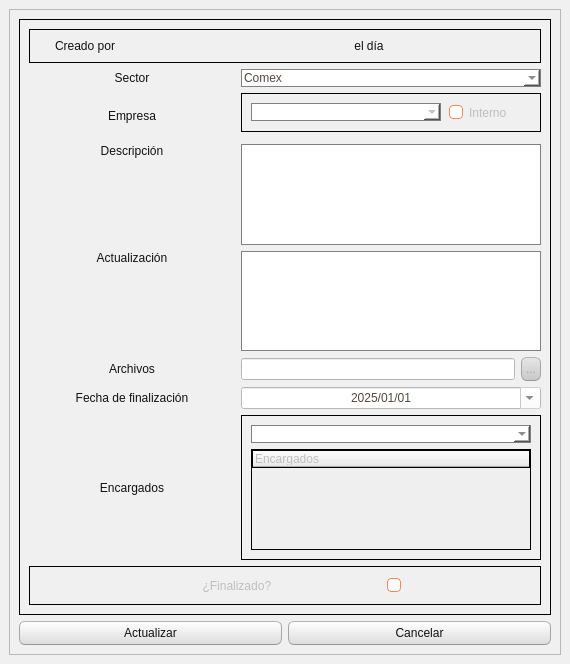
First picture: the form in gui/gui_editar_evento.ui, repository TomasDRS/software_syg, before the edit.
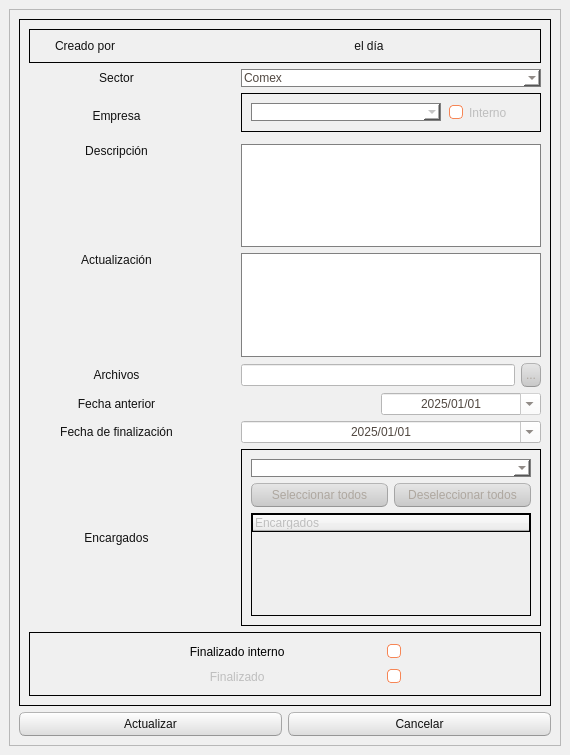
Second picture: the form after the edit. Icons and pictures are not drawn.

What changed in the file:
```diff
--- a/gui/gui_editar_evento.ui
+++ b/gui/gui_editar_evento.ui
@@ -7,7 +7,7 @@
     <x>0</x>
     <y>0</y>
     <width>570</width>
-    <height>664</height>
+    <height>755</height>
    </rect>
   </property>
   <property name="sizePolicy">
@@ -589,6 +589,34 @@
        <enum>QFrame::Raised</enum>
       </property>
       <layout class="QGridLayout" name="gridLayout_3">
+       <item row="3" column="0">
+        <widget class="QPushButton" name="button_edit">
+         <property name="minimumSize">
+          <size>
+           <width>263</width>
+           <height>0</height>
+          </size>
+         </property>
+         <property name="styleSheet">
+          <string notr="true">
+	font: 12pt &quot;MS Shell Dlg 2&quot;;</string>
+         </property>
+         <property name="text">
+          <string>Actualizar</string>
+         </property>
+        </widget>
+       </item>
+       <item row="3" column="1" colspan="2">
+        <widget class="QPushButton" name="button_cancelar">
+         <property name="styleSheet">
+          <string notr="true">
+	font: 12pt &quot;MS Shell Dlg 2&quot;;</string>
+         </property>
+         <property name="text">
+          <string>Cancelar</string>
+         </property>
+        </widget>
+       </item>
        <item row="0" column="0" colspan="3">
         <widget class="QFrame" name="frame">
          <property name="styleSheet">
@@ -605,20 +633,6 @@
           <enum>QFrame::Raised</enum>
          </property>
          <layout class="QGridLayout" name="gridLayout_2">
-          <item row="6" column="0" colspan="2">
-           <widget class="QLabel" name="label_8">
-            <property name="styleSheet">
-             <string notr="true">font: 12pt &quot;MS Shell Dlg 2&quot;;
-border-width:0px;</string>
-            </property>
-            <property name="text">
-             <string>Archivos</string>
-            </property>
-            <property name="alignment">
-             <set>Qt::AlignCenter</set>
-            </property>
-           </widget>
-          </item>
           <item row="0" column="0" colspan="5">
            <widget class="QFrame" name="frame_5">
             <property name="frameShape">
@@ -705,7 +719,7 @@
             </layout>
            </widget>
           </item>
-          <item row="2" column="2" colspan="3">
+          <item row="3" column="2" colspan="3">
            <widget class="QFrame" name="frame_3">
             <property name="frameShape">
              <enum>QFrame::StyledPanel</enum>
@@ -788,7 +802,264 @@
             </layout>
            </widget>
           </item>
-          <item row="10" column="2" colspan="3">
+          <item row="14" column="0" colspan="5">
+           <widget class="QFrame" name="frame_6">
+            <property name="frameShape">
+             <enum>QFrame::StyledPanel</enum>
+            </property>
+            <property name="frameShadow">
+             <enum>QFrame::Raised</enum>
+            </property>
+            <layout class="QGridLayout" name="gridLayout_7">
+             <item row="1" column="0">
+              <widget class="QCheckBox" name="check_finalizado">
+               <property name="enabled">
+                <bool>false</bool>
+               </property>
+               <property name="focusPolicy">
+                <enum>Qt::StrongFocus</enum>
+               </property>
+               <property name="contextMenuPolicy">
+                <enum>Qt::DefaultContextMenu</enum>
+               </property>
+               <property name="layoutDirection">
+                <enum>Qt::RightToLeft</enum>
+               </property>
+               <property name="styleSheet">
+                <string notr="true">font: italic 14pt &quot;MS Shell Dlg 2&quot;;
+border-width:0px;
+padding-right: 130px;</string>
+               </property>
+               <property name="text">
+                <string>Finalizado                                   </string>
+               </property>
+               <property name="tristate">
+                <bool>false</bool>
+               </property>
+              </widget>
+             </item>
+             <item row="0" column="0">
+              <widget class="QCheckBox" name="check_finalizado_interno">
+               <property name="layoutDirection">
+                <enum>Qt::RightToLeft</enum>
+               </property>
+               <property name="styleSheet">
+                <string notr="true">font: italic 14pt &quot;MS Shell Dlg 2&quot;;
+border-width:0px;
+padding-right: 130px;</string>
+               </property>
+               <property name="text">
+                <string>Finalizado interno                             </string>
+               </property>
+              </widget>
+             </item>
+            </layout>
+           </widget>
+          </item>
+          <item row="5" column="2" colspan="3">
+           <widget class="QTextEdit" name="line_descripcion">
+            <property name="enabled">
+             <bool>true</bool>
+            </property>
+            <property name="minimumSize">
+             <size>
+              <width>0</width>
+              <height>0</height>
+             </size>
+            </property>
+            <property name="styleSheet">
+             <string notr="true">QTextEdit{
+	border-style:solid;
+	border-width:1px;
+	border-color:grey;
+	font: 10pt &quot;MS Shell Dlg 2&quot;;
+}
+
+QTextEdit:hover {
+	border-style:solid;
+	border-width:1px;
+	border-color:black;
+}
+</string>
+            </property>
+            <property name="frameShape">
+             <enum>QFrame::NoFrame</enum>
+            </property>
+            <property name="frameShadow">
+             <enum>QFrame::Plain</enum>
+            </property>
+            <property name="readOnly">
+             <bool>true</bool>
+            </property>
+            <property name="html">
+             <string>&lt;!DOCTYPE HTML PUBLIC &quot;-//W3C//DTD HTML 4.0//EN&quot; &quot;http://www.w3.org/TR/REC-html40/strict.dtd&quot;&gt;
+&lt;html&gt;&lt;head&gt;&lt;meta name=&quot;qrichtext&quot; content=&quot;1&quot; /&gt;&lt;style type=&quot;text/css&quot;&gt;
+p, li { white-space: pre-wrap; }
+&lt;/style&gt;&lt;/head&gt;&lt;body style=&quot; font-family:'MS Shell Dlg 2'; font-size:10pt; font-weight:400; font-style:normal;&quot;&gt;
+&lt;p style=&quot;-qt-paragraph-type:empty; margin-top:0px; margin-bottom:0px; margin-left:0px; margin-right:0px; -qt-block-indent:0; text-indent:0px;&quot;&gt;&lt;br /&gt;&lt;/p&gt;&lt;/body&gt;&lt;/html&gt;</string>
+            </property>
+           </widget>
+          </item>
+          <item row="7" column="4">
+           <widget class="QPushButton" name="pushButton">
+            <property name="enabled">
+             <bool>false</bool>
+            </property>
+            <property name="sizePolicy">
+             <sizepolicy hsizetype="Maximum" vsizetype="Fixed">
+              <horstretch>0</horstretch>
+              <verstretch>0</verstretch>
+             </sizepolicy>
+            </property>
+            <property name="styleSheet">
+             <string notr="true">
+	font: 12pt &quot;MS Shell Dlg 2&quot;;</string>
+            </property>
+            <property name="text">
+             <string>...</string>
+            </property>
+           </widget>
+          </item>
+          <item row="7" column="2" colspan="2">
+           <widget class="QLineEdit" name="line_archivos">
+            <property name="enabled">
+             <bool>false</bool>
+            </property>
+            <property name="minimumSize">
+             <size>
+              <width>265</width>
+              <height>0</height>
+             </size>
+            </property>
+            <property name="styleSheet">
+             <string notr="true">font: 12pt &quot;MS Shell Dlg 2&quot;;
+border-width:0px;</string>
+            </property>
+           </widget>
+          </item>
+          <item row="1" column="0" colspan="2">
+           <widget class="QLabel" name="label_6">
+            <property name="maximumSize">
+             <size>
+              <width>175</width>
+              <height>16777215</height>
+             </size>
+            </property>
+            <property name="styleSheet">
+             <string notr="true">font: 12pt &quot;MS Shell Dlg 2&quot;;
+border-width:0px;</string>
+            </property>
+            <property name="text">
+             <string>Sector</string>
+            </property>
+            <property name="alignment">
+             <set>Qt::AlignCenter</set>
+            </property>
+           </widget>
+          </item>
+          <item row="9" column="2" colspan="3">
+           <widget class="QDateEdit" name="date_fecha">
+            <property name="enabled">
+             <bool>true</bool>
+            </property>
+            <property name="sizePolicy">
+             <sizepolicy hsizetype="Minimum" vsizetype="Fixed">
+              <horstretch>0</horstretch>
+              <verstretch>0</verstretch>
+             </sizepolicy>
+            </property>
+            <property name="styleSheet">
+             <string notr="true">
+	font: 12pt &quot;MS Shell Dlg 2&quot;;</string>
+            </property>
+            <property name="alignment">
+             <set>Qt::AlignCenter</set>
+            </property>
+            <property name="dateTime">
+             <datetime>
+              <hour>0</hour>
+              <minute>0</minute>
+              <second>0</second>
+              <year>2025</year>
+              <month>1</month>
+              <day>1</day>
+             </datetime>
+            </property>
+            <property name="displayFormat">
+             <string>yyyy/MM/dd</string>
+            </property>
+            <property name="calendarPopup">
+             <bool>true</bool>
+            </property>
+           </widget>
+          </item>
+          <item row="6" column="2" colspan="3">
+           <widget class="QTextEdit" name="line_actualizacion">
+            <property name="styleSheet">
+             <string notr="true">QTextEdit{
+	border-style:solid;
+	border-width:1px;
+	border-color:grey;
+	font: 10pt &quot;MS Shell Dlg 2&quot;;
+}
+
+QTextEdit:hover {
+	border-style:solid;
+	border-width:1px;
+	border-color:black;
+}
+</string>
+            </property>
+           </widget>
+          </item>
+          <item row="8" column="3" colspan="2">
+           <widget class="QDateEdit" name="date_fecha_anterior">
+            <property name="enabled">
+             <bool>false</bool>
+            </property>
+            <property name="styleSheet">
+             <string notr="true">
+	font: 12pt &quot;MS Shell Dlg 2&quot;;</string>
+            </property>
+            <property name="alignment">
+             <set>Qt::AlignCenter</set>
+            </property>
+            <property name="readOnly">
+             <bool>false</bool>
+            </property>
+            <property name="dateTime">
+             <datetime>
+              <hour>0</hour>
+              <minute>0</minute>
+              <second>0</second>
+              <year>2025</year>
+              <month>1</month>
+              <day>1</day>
+             </datetime>
+            </property>
+            <property name="displayFormat">
+             <string>yyyy/MM/dd</string>
+            </property>
+            <property name="calendarPopup">
+             <bool>true</bool>
+            </property>
+           </widget>
+          </item>
+          <item row="8" column="2">
+           <widget class="QLabel" name="label_nombre_fecha">
+            <property name="styleSheet">
+             <string notr="true">font: 12pt &quot;MS Shell Dlg 2&quot;;
+border-width:0px;</string>
+            </property>
+            <property name="text">
+             <string/>
+            </property>
+            <property name="alignment">
+             <set>Qt::AlignCenter</set>
+            </property>
+           </widget>
+          </item>
+          <item row="12" column="2" colspan="3">
            <widget class="QFrame" name="frame_4">
             <property name="frameShape">
              <enum>QFrame::StyledPanel</enum>
@@ -798,6 +1069,85 @@
             </property>
             <layout class="QGridLayout" name="gridLayout_4">
              <item row="1" column="1">
+              <widget class="QPushButton" name="button_check">
+               <property name="enabled">
+                <bool>false</bool>
+               </property>
+               <property name="text">
+                <string>Seleccionar todos</string>
+               </property>
+              </widget>
+             </item>
+             <item row="1" column="2">
+              <widget class="QPushButton" name="button_uncheck">
+               <property name="enabled">
+                <bool>false</bool>
+               </property>
+               <property name="text">
+                <string>Deseleccionar todos</string>
+               </property>
+              </widget>
+             </item>
+             <item row="0" column="1" colspan="2">
+              <widget class="QComboBox" name="combo_encargado_sector">
+               <property name="enabled">
+                <bool>false</bool>
+               </property>
+               <property name="styleSheet">
+                <string notr="true">
+QComboBox{
+	border-style:solid;
+	border-width:1px;
+	border-color:grey;
+	font: 13pt &quot;MS Shell Dlg 2&quot;;
+}
+
+QComboBox:hover {
+	border-style:solid;
+	border-width:1px;
+	border-color:black;
+}
+</string>
+               </property>
+               <property name="currentIndex">
+                <number>-1</number>
+               </property>
+               <property name="iconSize">
+                <size>
+                 <width>16</width>
+                 <height>16</height>
+                </size>
+               </property>
+               <item>
+                <property name="text">
+                 <string>Comex</string>
+                </property>
+                <property name="icon">
+                 <iconset>
+                  <normaloff>../etc/logo_comex.png</normaloff>../etc/logo_comex.png</iconset>
+                </property>
+               </item>
+               <item>
+                <property name="text">
+                 <string>MGM</string>
+                </property>
+                <property name="icon">
+                 <iconset>
+                  <normaloff>../etc/logo_mgm.png</normaloff>../etc/logo_mgm.png</iconset>
+                </property>
+               </item>
+               <item>
+                <property name="text">
+                 <string>Administración</string>
+                </property>
+                <property name="icon">
+                 <iconset>
+                  <normaloff>../etc/logo_admin.png</normaloff>../etc/logo_admin.png</iconset>
+                </property>
+               </item>
+              </widget>
+             </item>
+             <item row="2" column="1" colspan="2">
               <widget class="QTreeWidget" name="treeWidget">
                <property name="enabled">
                 <bool>false</bool>
@@ -827,84 +1177,17 @@
                </column>
               </widget>
              </item>
-             <item row="0" column="1">
-              <widget class="QComboBox" name="combo_encargado_sector">
-               <property name="enabled">
-                <bool>false</bool>
-               </property>
-               <property name="styleSheet">
-                <string notr="true">
-QComboBox{
-	border-style:solid;
-	border-width:1px;
-	border-color:grey;
-	font: 13pt &quot;MS Shell Dlg 2&quot;;
-}
-
-QComboBox:hover {
-	border-style:solid;
-	border-width:1px;
-	border-color:black;
-}
-</string>
-               </property>
-               <property name="currentIndex">
-                <number>-1</number>
-               </property>
-               <property name="iconSize">
-                <size>
-                 <width>16</width>
-                 <height>16</height>
-                </size>
-               </property>
-               <item>
-                <property name="text">
-                 <string>Comex</string>
-                </property>
-                <property name="icon">
-                 <iconset>
-                  <normaloff>../etc/logo_comex.png</normaloff>../etc/logo_comex.png</iconset>
-                </property>
-               </item>
-               <item>
-                <property name="text">
-                 <string>MGM</string>
-                </property>
-                <property name="icon">
-                 <iconset>
-                  <normaloff>../etc/logo_mgm.png</normaloff>../etc/logo_mgm.png</iconset>
-                </property>
-               </item>
-               <item>
-                <property name="text">
-                 <string>Administración</string>
-                </property>
-                <property name="icon">
-                 <iconset>
-                  <normaloff>../etc/logo_admin.png</normaloff>../etc/logo_admin.png</iconset>
-                </property>
-               </item>
-              </widget>
-             </item>
             </layout>
            </widget>
           </item>
-          <item row="4" column="0" colspan="2">
-           <widget class="QLabel" name="label_4">
-            <property name="styleSheet">
-             <string notr="true">font: 12pt &quot;MS Shell Dlg 2&quot;;
-border-width:0px;</string>
-            </property>
-            <property name="text">
-             <string>Descripción</string>
-            </property>
-            <property name="alignment">
-             <set>Qt::AlignHCenter|Qt::AlignTop</set>
-            </property>
-           </widget>
-          </item>
-          <item row="2" column="0" rowspan="2" colspan="2">
+          <item row="3" column="0" rowspan="2" colspan="2">
            <widget class="QLabel" name="label_3">
+            <property name="maximumSize">
+             <size>
+              <width>175</width>
+              <height>16777215</height>
+             </size>
+            </property>
             <property name="styleSheet">
              <string notr="true">
 	font: 12pt &quot;MS Shell Dlg 2&quot;;font: 12pt &quot;MS Shell Dlg 2&quot;;
@@ -918,89 +1201,97 @@
             </property>
            </widget>
           </item>
-          <item row="4" column="2" colspan="3">
-           <widget class="QTextEdit" name="line_descripcion">
-            <property name="enabled">
-             <bool>true</bool>
-            </property>
-            <property name="minimumSize">
+          <item row="5" column="0" colspan="2">
+           <widget class="QLabel" name="label_4">
+            <property name="maximumSize">
              <size>
-              <width>0</width>
-              <height>0</height>
+              <width>175</width>
+              <height>16777215</height>
              </size>
             </property>
             <property name="styleSheet">
-             <string notr="true">QTextEdit{
-	border-style:solid;
-	border-width:1px;
-	border-color:grey;
-	font: 10pt &quot;MS Shell Dlg 2&quot;;
-}
-
-QTextEdit:hover {
-	border-style:solid;
-	border-width:1px;
-	border-color:black;
-}
-</string>
+             <string notr="true">font: 12pt &quot;MS Shell Dlg 2&quot;;
+border-width:0px;</string>
             </property>
-            <property name="frameShape">
-             <enum>QFrame::NoFrame</enum>
+            <property name="text">
+             <string>Descripción</string>
             </property>
-            <property name="frameShadow">
-             <enum>QFrame::Plain</enum>
+            <property name="alignment">
+             <set>Qt::AlignHCenter|Qt::AlignTop</set>
             </property>
-            <property name="readOnly">
-             <bool>true</bool>
-            </property>
-            <property name="html">
-             <string>&lt;!DOCTYPE HTML PUBLIC &quot;-//W3C//DTD HTML 4.0//EN&quot; &quot;http://www.w3.org/TR/REC-html40/strict.dtd&quot;&gt;
-&lt;html&gt;&lt;head&gt;&lt;meta name=&quot;qrichtext&quot; content=&quot;1&quot; /&gt;&lt;style type=&quot;text/css&quot;&gt;
-p, li { white-space: pre-wrap; }
-&lt;/style&gt;&lt;/head&gt;&lt;body style=&quot; font-family:'MS Shell Dlg 2'; font-size:10pt; font-weight:400; font-style:normal;&quot;&gt;
-&lt;p style=&quot;-qt-paragraph-type:empty; margin-top:0px; margin-bottom:0px; margin-left:0px; margin-right:0px; -qt-block-indent:0; text-indent:0px;&quot;&gt;&lt;br /&gt;&lt;/p&gt;&lt;/body&gt;&lt;/html&gt;</string>
-            </property>
            </widget>
           </item>
-          <item row="6" column="4">
-           <widget class="QPushButton" name="pushButton">
-            <property name="enabled">
-             <bool>false</bool>
-            </property>
-            <property name="sizePolicy">
-             <sizepolicy hsizetype="Maximum" vsizetype="Fixed">
-              <horstretch>0</horstretch>
-              <verstretch>0</verstretch>
-             </sizepolicy>
-            </property>
-            <property name="styleSheet">
-             <string notr="true">
-	font: 12pt &quot;MS Shell Dlg 2&quot;;</string>
-            </property>
-            <property name="text">
-             <string>...</string>
-            </property>
-           </widget>
-          </item>
-          <item row="6" column="2" colspan="2">
-           <widget class="QLineEdit" name="line_archivos">
-            <property name="enabled">
-             <bool>false</bool>
-            </property>
-            <property name="minimumSize">
+          <item row="6" column="0" colspan="2">
+           <widget class="QLabel" name="label_2">
+            <property name="maximumSize">
              <size>
-              <width>265</width>
-              <height>0</height>
+              <width>175</width>
+              <height>16777215</height>
              </size>
             </property>
             <property name="styleSheet">
              <string notr="true">font: 12pt &quot;MS Shell Dlg 2&quot;;
 border-width:0px;</string>
             </property>
+            <property name="text">
+             <string>Actualización</string>
+            </property>
+            <property name="alignment">
+             <set>Qt::AlignHCenter|Qt::AlignTop</set>
+            </property>
            </widget>
           </item>
           <item row="7" column="0" colspan="2">
+           <widget class="QLabel" name="label_8">
+            <property name="maximumSize">
+             <size>
+              <width>175</width>
+              <height>16777215</height>
+             </size>
+            </property>
+            <property name="styleSheet">
+             <string notr="true">font: 12pt &quot;MS Shell Dlg 2&quot;;
+border-width:0px;</string>
+            </property>
+            <property name="text">
+             <string>Archivos</string>
+            </property>
+            <property name="alignment">
+             <set>Qt::AlignCenter</set>
+            </property>
+           </widget>
+          </item>
+          <item row="8" column="0" colspan="2">
+           <widget class="QLabel" name="label_9">
+            <property name="maximumSize">
+             <size>
+              <width>175</width>
+              <height>16777215</height>
+             </size>
+            </property>
+            <property name="layoutDirection">
+             <enum>Qt::LeftToRight</enum>
+            </property>
+            <property name="styleSheet">
+             <string notr="true">font: 12pt &quot;MS Shell Dlg 2&quot;;
+border-width:0px;</string>
+            </property>
+            <property name="text">
+             <string>Fecha anterior</string>
+            </property>
+            <property name="alignment">
+             <set>Qt::AlignCenter</set>
+            </property>
+           </widget>
+          </item>
+          <item row="9" column="0" colspan="2">
            <widget class="QLabel" name="label">
+            <property name="maximumSize">
+             <size>
+              <width>175</width>
+              <height>16777215</height>
+             </size>
+            </property>
             <property name="styleSheet">
              <string notr="true">font: 12pt &quot;MS Shell Dlg 2&quot;;
 border-width:0px;</string>
@@ -1013,56 +1304,26 @@
             </property>
            </widget>
           </item>
-          <item row="1" column="0" colspan="2">
-           <widget class="QLabel" name="label_6">
+          <item row="12" column="0" colspan="2">
+           <widget class="QLabel" name="label_7">
+            <property name="maximumSize">
+             <size>
+              <width>175</width>
+              <height>16777215</height>
+             </size>
+            </property>
             <property name="styleSheet">
              <string notr="true">font: 12pt &quot;MS Shell Dlg 2&quot;;
 border-width:0px;</string>
             </property>
             <property name="text">
-             <string>Sector</string>
+             <string>Encargados</string>
             </property>
             <property name="alignment">
              <set>Qt::AlignCenter</set>
             </property>
            </widget>
           </item>
-          <item row="7" column="2" colspan="3">
-           <widget class="QDateEdit" name="date_fecha">
-            <property name="enabled">
-             <bool>false</bool>
-            </property>
-            <property name="sizePolicy">
-             <sizepolicy hsizetype="Minimum" vsizetype="Fixed">
-              <horstretch>0</horstretch>
-              <verstretch>0</verstretch>
-             </sizepolicy>
-            </property>
-            <property name="styleSheet">
-             <string notr="true">
-	font: 12pt &quot;MS Shell Dlg 2&quot;;</string>
-            </property>
-            <property name="alignment">
-             <set>Qt::AlignCenter</set>
-            </property>
-            <property name="dateTime">
-             <datetime>
-              <hour>0</hour>
-              <minute>0</minute>
-              <second>0</second>
-              <year>2025</year>
-              <month>1</month>
-              <day>1</day>
-             </datetime>
-            </property>
-            <property name="displayFormat">
-             <string>yyyy/MM/dd</string>
-            </property>
-            <property name="calendarPopup">
-             <bool>true</bool>
-            </property>
-           </widget>
-          </item>
           <item row="1" column="2" colspan="3">
            <widget class="QComboBox" name="combo_sector">
             <property name="enabled">
@@ -1224,123 +1485,9 @@
             </item>
            </widget>
           </item>
-          <item row="10" column="0" colspan="2">
-           <widget class="QLabel" name="label_7">
-            <property name="styleSheet">
-             <string notr="true">font: 12pt &quot;MS Shell Dlg 2&quot;;
-border-width:0px;</string>
-            </property>
-            <property name="text">
-             <string>Encargados</string>
-            </property>
-            <property name="alignment">
-             <set>Qt::AlignCenter</set>
-            </property>
-           </widget>
-          </item>
-          <item row="5" column="2" colspan="3">
-           <widget class="QTextEdit" name="line_actualizacion">
-            <property name="styleSheet">
-             <string notr="true">QTextEdit{
-	border-style:solid;
-	border-width:1px;
-	border-color:grey;
-	font: 10pt &quot;MS Shell Dlg 2&quot;;
-}
-
-QTextEdit:hover {
-	border-style:solid;
-	border-width:1px;
-	border-color:black;
-}
-</string>
-            </property>
-           </widget>
-          </item>
-          <item row="5" column="0" colspan="2">
-           <widget class="QLabel" name="label_2">
-            <property name="styleSheet">
-             <string notr="true">font: 12pt &quot;MS Shell Dlg 2&quot;;
-border-width:0px;</string>
-            </property>
-            <property name="text">
-             <string>Actualización</string>
-            </property>
-            <property name="alignment">
-             <set>Qt::AlignHCenter|Qt::AlignTop</set>
-            </property>
-           </widget>
-          </item>
-          <item row="12" column="0" colspan="5">
-           <widget class="QFrame" name="frame_6">
-            <property name="frameShape">
-             <enum>QFrame::StyledPanel</enum>
-            </property>
-            <property name="frameShadow">
-             <enum>QFrame::Raised</enum>
-            </property>
-            <layout class="QGridLayout" name="gridLayout_7">
-             <item row="0" column="0">
-              <widget class="QCheckBox" name="check_finalizado">
-               <property name="enabled">
-                <bool>false</bool>
-               </property>
-               <property name="focusPolicy">
-                <enum>Qt::StrongFocus</enum>
-               </property>
-               <property name="contextMenuPolicy">
-                <enum>Qt::DefaultContextMenu</enum>
-               </property>
-               <property name="layoutDirection">
-                <enum>Qt::RightToLeft</enum>
-               </property>
-               <property name="styleSheet">
-                <string notr="true">font: italic 14pt &quot;MS Shell Dlg 2&quot;;
-border-width:0px;
-padding-right: 130px;</string>
-               </property>
-               <property name="text">
-                <string>¿Finalizado?                                 </string>
-               </property>
-               <property name="tristate">
-                <bool>false</bool>
-               </property>
-              </widget>
-             </item>
-            </layout>
-           </widget>
-          </item>
          </layout>
         </widget>
        </item>
-       <item row="3" column="0">
-        <widget class="QPushButton" name="button_edit">
-         <property name="minimumSize">
-          <size>
-           <width>263</width>
-           <height>0</height>
-          </size>
-         </property>
-         <property name="styleSheet">
-          <string notr="true">
-	font: 12pt &quot;MS Shell Dlg 2&quot;;</string>
-         </property>
-         <property name="text">
-          <string>Actualizar</string>
-         </property>
-        </widget>
-       </item>
-       <item row="3" column="1" colspan="2">
-        <widget class="QPushButton" name="button_cancelar">
-         <property name="styleSheet">
-          <string notr="true">
-	font: 12pt &quot;MS Shell Dlg 2&quot;;</string>
-         </property>
-         <property name="text">
-          <string>Cancelar</string>
-         </property>
-        </widget>
-       </item>
       </layout>
      </widget>
     </item>
```
